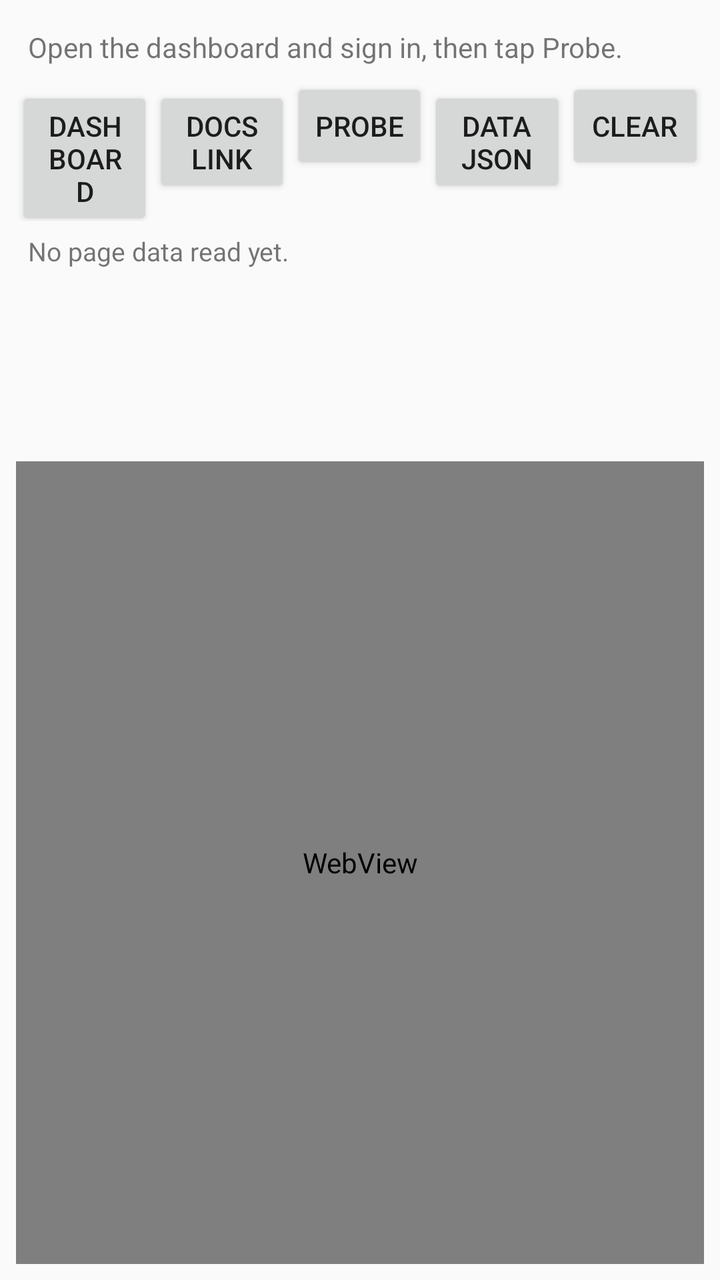
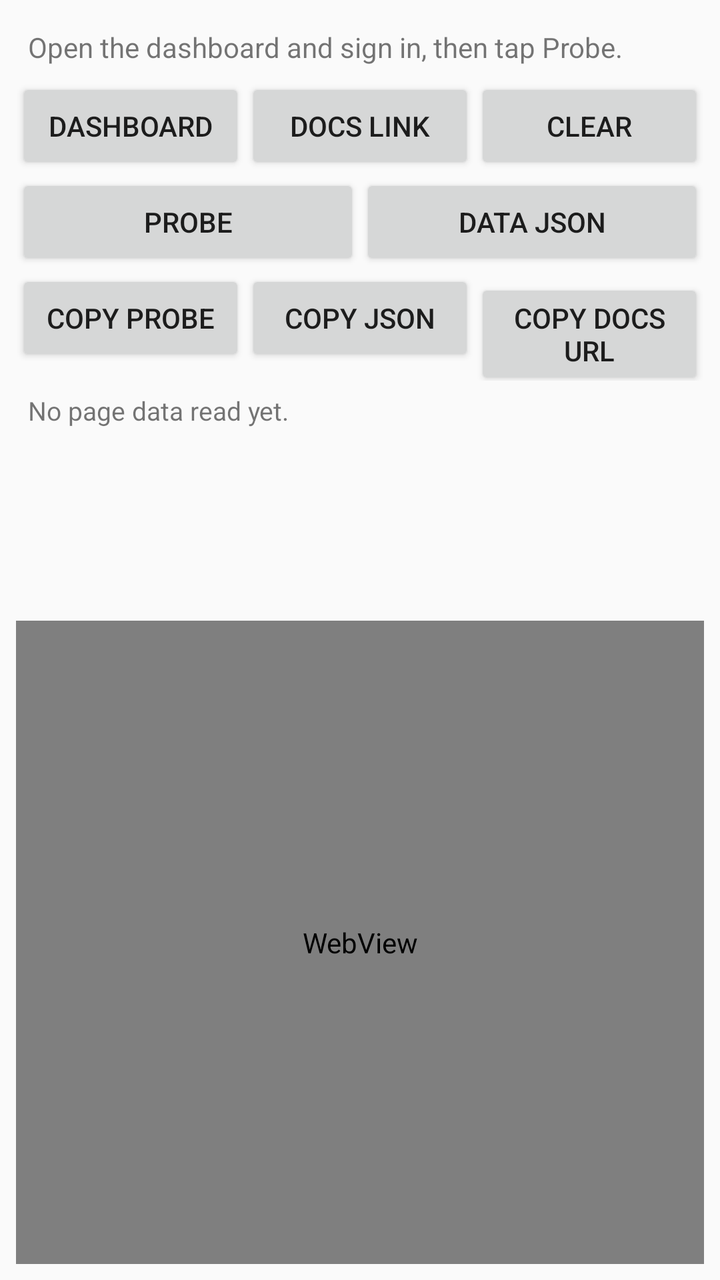

Compare the two renders of this Android layout. The source of the first and the diff that turns it into the second are given below.
<!-- AndroidManifest.xml: application theme android:Theme.Material.Light.NoActionBar -->
<!-- res/layout/activity_main.xml -->
<?xml version="1.0" encoding="utf-8"?>
<LinearLayout xmlns:android="http://schemas.android.com/apk/res/android"
    android:layout_width="match_parent"
    android:layout_height="match_parent"
    android:orientation="vertical"
    android:padding="8dp">

    <TextView
        android:id="@+id/status"
        android:layout_width="match_parent"
        android:layout_height="wrap_content"
        android:padding="6dp"
        android:text="Open the dashboard and sign in, then tap Probe."
        android:textSize="14sp" />

    <LinearLayout
        android:layout_width="match_parent"
        android:layout_height="wrap_content"
        android:orientation="horizontal">

        <Button
            android:id="@+id/open_dashboard"
            android:layout_width="0dp"
            android:layout_height="wrap_content"
            android:layout_weight="1"
            android:text="Dashboard" />

        <Button
            android:id="@+id/open_docs"
            android:layout_width="0dp"
            android:layout_height="wrap_content"
            android:layout_weight="1"
            android:text="Docs link" />

        <Button
            android:id="@+id/probe"
            android:layout_width="0dp"
            android:layout_height="wrap_content"
            android:layout_weight="1"
            android:text="Probe" />

        <Button
            android:id="@+id/read_data"
            android:layout_width="0dp"
            android:layout_height="wrap_content"
            android:layout_weight="1"
            android:text="Data JSON" />

        <Button
            android:id="@+id/clear_session"
            android:layout_width="0dp"
            android:layout_height="wrap_content"
            android:layout_weight="1"
            android:text="Clear" />
    </LinearLayout>

    <TextView
        android:id="@+id/result"
        android:layout_width="match_parent"
        android:layout_height="120dp"
        android:padding="6dp"
        android:scrollbars="vertical"
        android:text="No page data read yet."
        android:textIsSelectable="true"
        android:textSize="13sp" />

    <WebView
        android:id="@+id/webview"
        android:layout_width="match_parent"
        android:layout_height="0dp"
        android:layout_weight="1" />
</LinearLayout>
<!-- resources referenced by this layout -->
<resources>

</resources>

<!-- the commit's change to res/layout/activity_main.xml (unified diff, before → after) -->
@@ -33,6 +33,19 @@
             android:text="Docs link" />
 
         <Button
+            android:id="@+id/clear_session"
+            android:layout_width="0dp"
+            android:layout_height="wrap_content"
+            android:layout_weight="1"
+            android:text="Clear" />
+    </LinearLayout>
+
+    <LinearLayout
+        android:layout_width="match_parent"
+        android:layout_height="wrap_content"
+        android:orientation="horizontal">
+
+        <Button
             android:id="@+id/probe"
             android:layout_width="0dp"
             android:layout_height="wrap_content"
@@ -45,13 +58,33 @@
             android:layout_height="wrap_content"
             android:layout_weight="1"
             android:text="Data JSON" />
+    </LinearLayout>
+
+    <LinearLayout
+        android:layout_width="match_parent"
+        android:layout_height="wrap_content"
+        android:orientation="horizontal">
 
         <Button
-            android:id="@+id/clear_session"
+            android:id="@+id/copy_probe"
             android:layout_width="0dp"
             android:layout_height="wrap_content"
             android:layout_weight="1"
-            android:text="Clear" />
+            android:text="Copy Probe" />
+
+        <Button
+            android:id="@+id/copy_data"
+            android:layout_width="0dp"
+            android:layout_height="wrap_content"
+            android:layout_weight="1"
+            android:text="Copy JSON" />
+
+        <Button
+            android:id="@+id/copy_docs"
+            android:layout_width="0dp"
+            android:layout_height="wrap_content"
+            android:layout_weight="1"
+            android:text="Copy Docs URL" />
     </LinearLayout>
 
     <TextView
